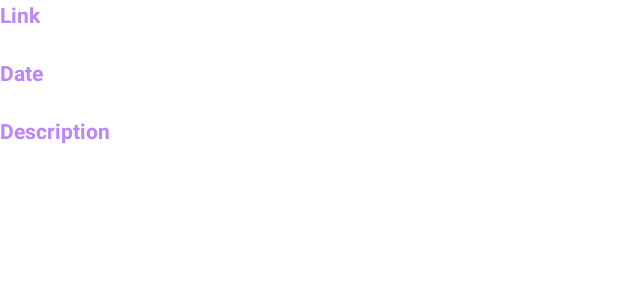
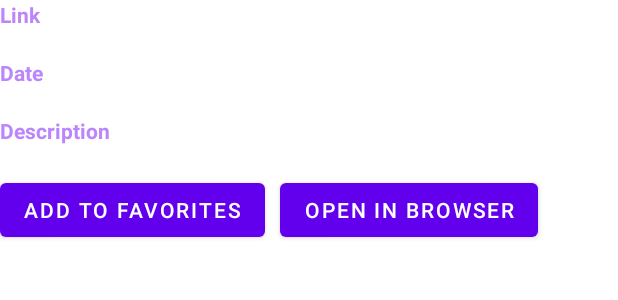
Before and after one commit to HelloNYAC/FinalProject_CST2335, an Android app: the layout news_item_layout.xml on its own in the app's theme, with its tools: preview values and no code run, on a phone screen of 412 x 824 dp. Shown: the top 300 px of the screen. Run offline under Robolectric (Android 15) with nearby library versions, the phone set to English and light mode, and no system bars.

Commit message:
add buttons to listview items

```diff
--- a/app/src/main/res/layout/news_item_layout.xml
+++ b/app/src/main/res/layout/news_item_layout.xml
@@ -46,4 +46,21 @@
         android:layout_width="match_parent"
         android:layout_height="wrap_content"
         />
+    <LinearLayout
+        android:layout_width="match_parent"
+        android:layout_height="wrap_content"
+        android:orientation="horizontal"
+        >
+        <Button
+            android:id="@+id/saveToFav"
+            android:layout_width="wrap_content"
+            android:layout_height="wrap_content"
+            android:layout_marginRight="10dp"
+            android:text="@string/addToFav"/>
+        <Button
+            android:id="@+id/openInBrowser"
+            android:layout_width="wrap_content"
+            android:layout_height="wrap_content"
+            android:text="@string/openInBrowser"/>
+    </LinearLayout>
 </LinearLayout>
--- a/app/src/main/res/values/strings.xml
+++ b/app/src/main/res/values/strings.xml
@@ -37,4 +37,5 @@
     <string name="addToFav">Add to favorites</string>
     <string name="rating">RATE THIS APP</string>
     <string name="later">LATER</string>
+    <string name="openInBrowser">Open in browser</string>
 </resources>
```
Also changed, not shown: 1 other file.
